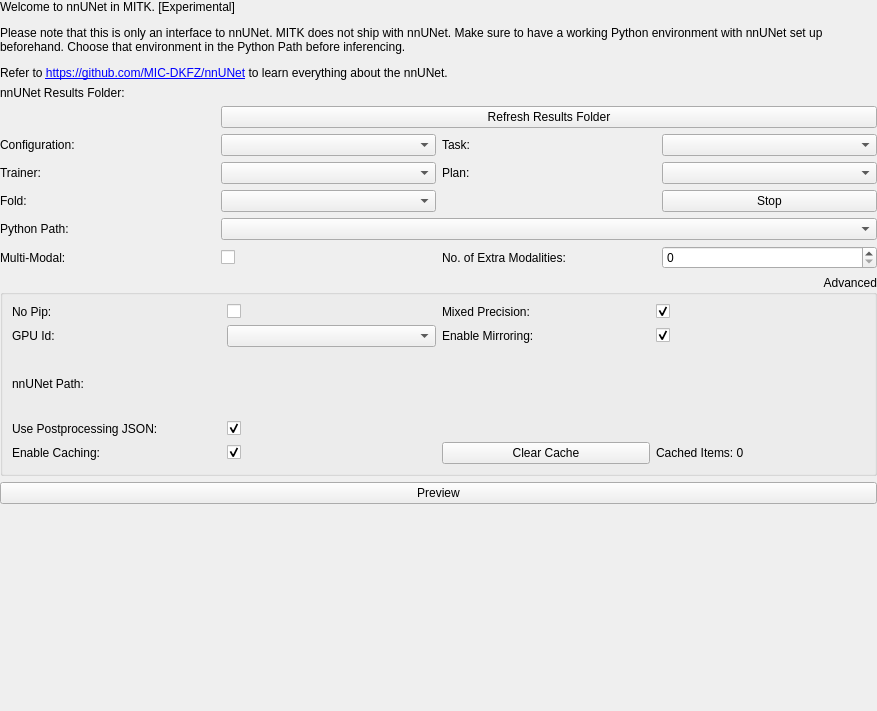
MITK/MITK, file Modules/SegmentationUI/Qmitk/QmitknnUNetToolGUIControls.ui: the form before one commit.
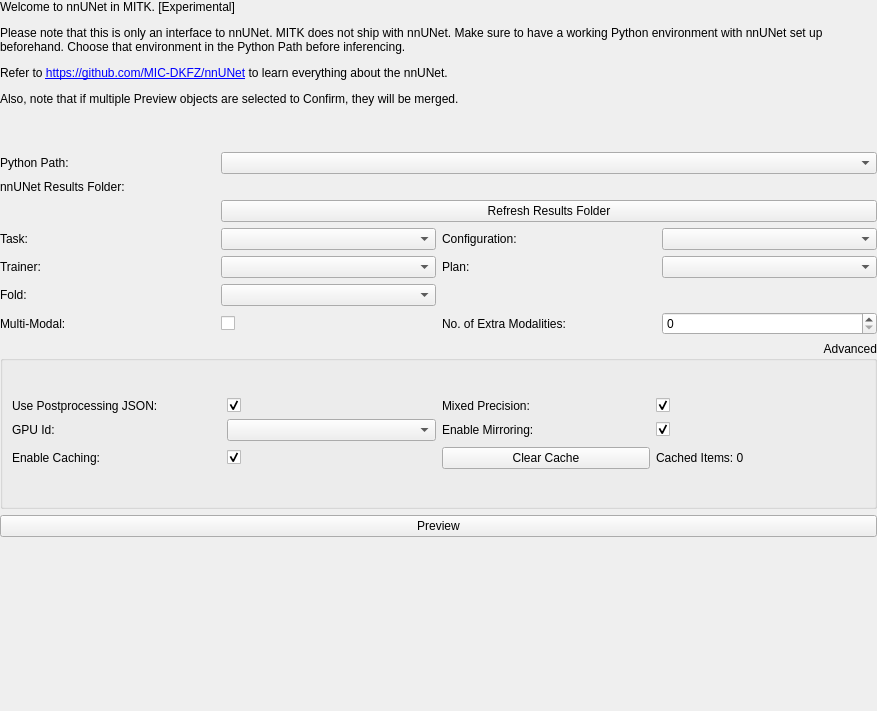
The form after the commit. Custom widgets are drawn as their Qt base class.

```diff
--- a/Modules/SegmentationUI/Qmitk/QmitknnUNetToolGUIControls.ui
+++ b/Modules/SegmentationUI/Qmitk/QmitknnUNetToolGUIControls.ui
@@ -46,20 +46,20 @@
    </property>
    <item>
     <layout class="QGridLayout" name="advancedSettingsLayout">
-     <item row="4" column="3">
+     <item row="5" column="3">
       <widget class="ctkComboBox" name="plannerBox"/>
      </item>
-     <item row="4" column="1">
+     <item row="5" column="1">
       <widget class="ctkComboBox" name="trainerBox"/>
      </item>
-     <item row="2" column="1" colspan="3">
+     <item row="3" column="1" colspan="3">
       <widget class="QPushButton" name="refreshdirectoryBox">
        <property name="text">
         <string>Refresh Results Folder</string>
        </property>
       </widget>
      </item>
-     <item row="6" column="0">
+     <item row="1" column="0">
       <widget class="QLabel" name="pythonEnvLabel">
        <property name="sizePolicy">
         <sizepolicy hsizetype="Preferred" vsizetype="Preferred">
@@ -72,7 +72,7 @@
        </property>
       </widget>
      </item>
-     <item row="4" column="2">
+     <item row="5" column="2">
       <widget class="QLabel" name="plannerLabel">
        <property name="sizePolicy">
         <sizepolicy hsizetype="Preferred" vsizetype="Preferred">
@@ -85,7 +85,7 @@
        </property>
       </widget>
      </item>
-     <item row="4" column="0">
+     <item row="5" column="0">
       <widget class="QLabel" name="trainerLabel">
        <property name="sizePolicy">
         <sizepolicy hsizetype="Preferred" vsizetype="Preferred">
@@ -98,7 +98,7 @@
        </property>
       </widget>
      </item>
-     <item row="1" column="0">
+     <item row="2" column="0">
       <widget class="QLabel" name="pretraineddirLabel">
        <property name="sizePolicy">
         <sizepolicy hsizetype="Preferred" vsizetype="Preferred">
@@ -111,16 +111,9 @@
        </property>
       </widget>
      </item>
-     <item row="3" column="3">
+     <item row="4" column="1">
       <widget class="ctkComboBox" name="taskBox"/>
      </item>
-     <item row="5" column="3">
-      <widget class="QPushButton" name="stopButton">
-       <property name="text">
-        <string>Stop</string>
-       </property>
-      </widget>
-     </item>
      <item row="7" column="1">
       <widget class="ctkCheckBox" name="multiModalBox"/>
      </item>
@@ -146,7 +139,7 @@
         </sizepolicy>
        </property>
        <property name="text">
-        <string>&lt;html&gt;&lt;head/&gt;&lt;body&gt;&lt;p&gt;Welcome to nnUNet in MITK. [Experimental]&lt;/p&gt;&lt;p&gt;Please note that this is only an interface to nnUNet. MITK does not ship with nnUNet. Make sure to have a working Python environment with nnUNet set up beforehand. Choose that environment in the Python Path before inferencing.&lt;/p&gt;&lt;p&gt;Refer to &lt;a href=&quot;https://github.com/MIC-DKFZ/nnUNet&quot;&gt;&lt;span style=&quot; text-decoration: underline; color:#0000ff;&quot;&gt;https://github.com/MIC-DKFZ/nnUNet&lt;/span&gt;&lt;/a&gt; to learn everything about the nnUNet.&lt;/p&gt;&lt;/body&gt;&lt;/html&gt;</string>
+        <string>&lt;html&gt;&lt;head/&gt;&lt;body&gt;&lt;p&gt;Welcome to nnUNet in MITK. [Experimental]&lt;/p&gt;&lt;p&gt;Please note that this is only an interface to nnUNet. MITK does not ship with nnUNet. Make sure to have a working Python environment with nnUNet set up beforehand. Choose that environment in the Python Path before inferencing. &lt;/p&gt;&lt;p&gt;Refer to &lt;a href=&quot;https://github.com/MIC-DKFZ/nnUNet&quot;&gt;&lt;span style=&quot; text-decoration: underline; color:#0000ff;&quot;&gt;https://github.com/MIC-DKFZ/nnUNet&lt;/span&gt;&lt;/a&gt; to learn everything about the nnUNet.&lt;/p&gt;&lt;p&gt;Also, note that if multiple Preview objects are selected to Confirm, they will be merged. &lt;/p&gt;&lt;p&gt;&lt;br/&gt;&lt;/p&gt;&lt;/body&gt;&lt;/html&gt;</string>
        </property>
        <property name="textFormat">
         <enum>Qt::RichText</enum>
@@ -156,20 +149,20 @@
        </property>
       </widget>
      </item>
-     <item row="1" column="1" colspan="3">
+     <item row="2" column="1" colspan="3">
       <widget class="ctkDirectoryButton" name="modeldirectoryBox" native="true"/>
      </item>
-     <item row="3" column="0">
+     <item row="4" column="2">
       <widget class="QLabel" name="modelLabel">
        <property name="text">
         <string>Configuration:</string>
        </property>
       </widget>
      </item>
-     <item row="3" column="1">
+     <item row="4" column="3">
       <widget class="ctkComboBox" name="modelBox"/>
      </item>
-     <item row="3" column="2">
+     <item row="4" column="0">
       <widget class="QLabel" name="taskLabel">
        <property name="sizePolicy">
         <sizepolicy hsizetype="Preferred" vsizetype="Preferred">
@@ -182,7 +175,7 @@
        </property>
       </widget>
      </item>
-     <item row="5" column="1">
+     <item row="6" column="1">
       <widget class="ctkCheckableComboBox" name="foldBox"/>
      </item>
      <item row="7" column="2">
@@ -198,14 +191,14 @@
        </property>
       </widget>
      </item>
-     <item row="5" column="0">
+     <item row="6" column="0">
       <widget class="QLabel" name="foldLabel">
        <property name="text">
         <string>Fold:</string>
        </property>
       </widget>
      </item>
-     <item row="6" column="1" colspan="3">
+     <item row="1" column="1" colspan="3">
       <widget class="ctkComboBox" name="pythonEnvComboBox"/>
      </item>
      <item row="7" column="3">
@@ -254,22 +247,6 @@
         <property name="spacing">
          <number>6</number>
         </property>
-        <item row="0" column="0">
-         <widget class="QLabel" name="nopipLabel">
-          <property name="sizePolicy">
-           <sizepolicy hsizetype="Preferred" vsizetype="Preferred">
-            <horstretch>0</horstretch>
-            <verstretch>0</verstretch>
-           </sizepolicy>
-          </property>
-          <property name="text">
-           <string>No Pip:</string>
-          </property>
-         </widget>
-        </item>
-        <item row="0" column="1">
-         <widget class="ctkCheckBox" name="nopipBox"/>
-        </item>
         <item row="0" column="2">
          <widget class="QLabel" name="mixedPrecisionLabel">
           <property name="sizePolicy">
@@ -326,23 +303,7 @@
           </property>
          </widget>
         </item>
-        <item row="3" column="0">
-         <widget class="QLabel" name="nnUnetdirLabel">
-          <property name="sizePolicy">
-           <sizepolicy hsizetype="Preferred" vsizetype="Preferred">
-            <horstretch>0</horstretch>
-            <verstretch>0</verstretch>
-           </sizepolicy>
-          </property>
-          <property name="text">
-           <string>nnUNet Path:</string>
-          </property>
-         </widget>
-        </item>
-        <item row="3" column="1" colspan="3">
-         <widget class="ctkDirectoryButton" name="codedirectoryBox" native="true"/>
-        </item>
-        <item row="4" column="0">
+        <item row="0" column="0">
          <widget class="QLabel" name="postProcessingLabel">
           <property name="sizePolicy">
            <sizepolicy hsizetype="Preferred" vsizetype="Preferred">
@@ -355,7 +316,7 @@
           </property>
          </widget>
         </item>
-        <item row="4" column="1">
+        <item row="0" column="1">
          <widget class="ctkCheckBox" name="postProcessingCheckBox">
           <property name="checked">
            <bool>true</bool>
```
